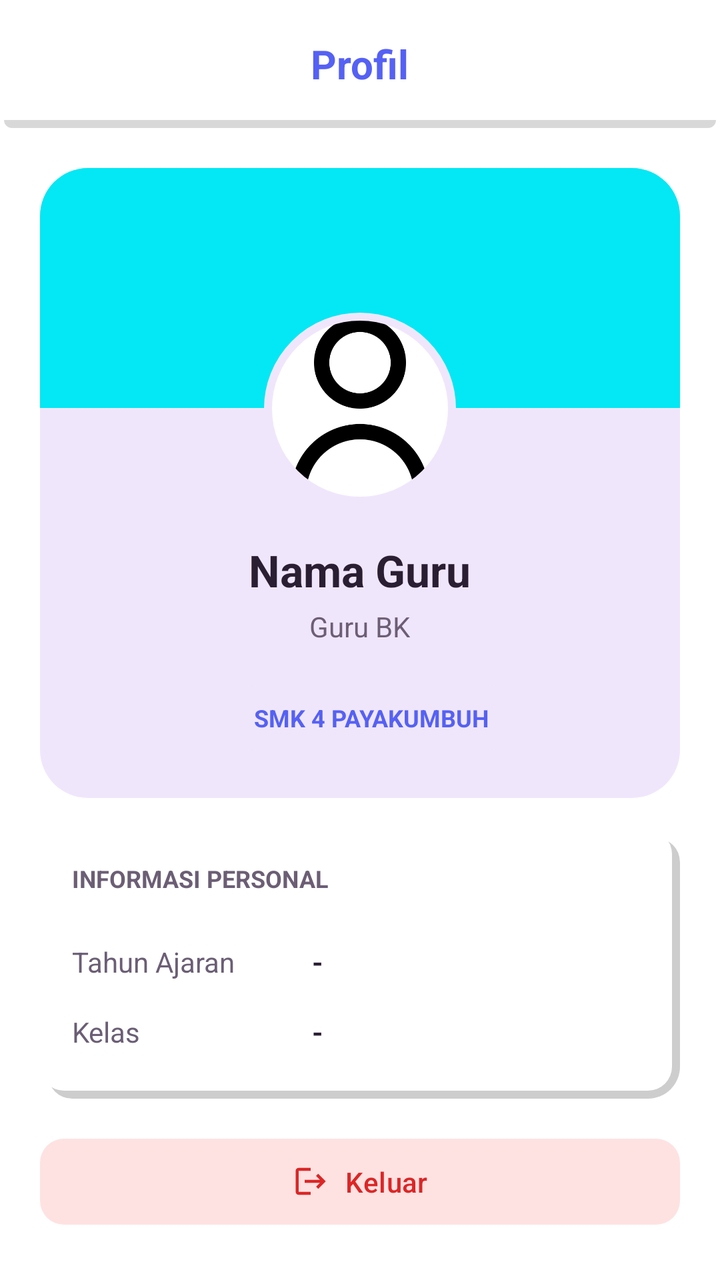
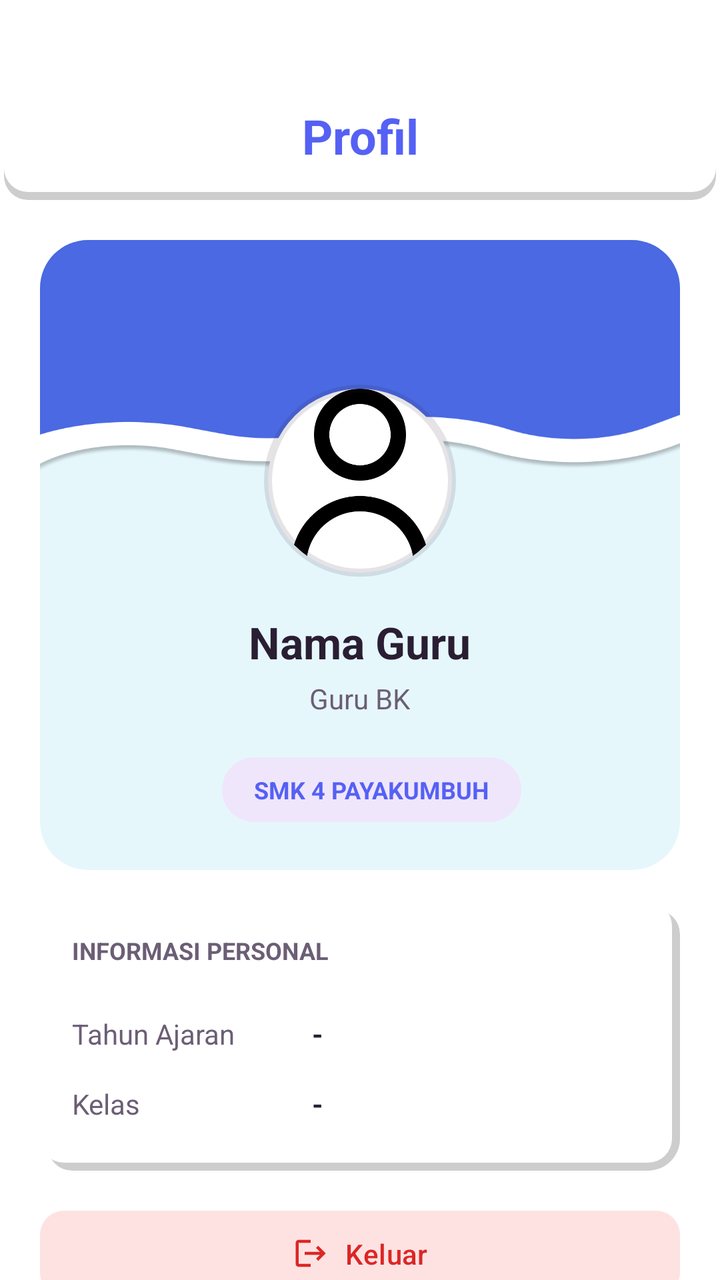

Before-and-after screenshots of an Android layout around one commit, followed by the original layout XML and the change that was made.
<!-- AndroidManifest.xml: application theme Theme.BkNova -->
<!-- res/layout/fragment_profil_bk.xml -->
<?xml version="1.0" encoding="utf-8"?>
<androidx.coordinatorlayout.widget.CoordinatorLayout xmlns:android="http://schemas.android.com/apk/res/android"
    xmlns:app="http://schemas.android.com/apk/res-auto"
    xmlns:tools="http://schemas.android.com/tools"
    android:layout_width="match_parent"
    android:layout_height="match_parent"
    android:background="@color/white"
    tools:context=".fragment.profilBkFragment"
    tools:ignore="Overdraw">

    <com.google.android.material.appbar.AppBarLayout
        android:layout_width="match_parent"
        android:layout_height="wrap_content"
        android:background="@drawable/bg_header"
        app:elevation="2dp">

        <com.google.android.material.appbar.MaterialToolbar
            android:id="@+id/toolbar"
            android:layout_width="match_parent"
            android:layout_height="?attr/actionBarSize"
            app:title="Profil"
            app:titleTextAppearance="@style/ToolbarTitleBold"
            app:titleTextColor="@color/brand_primary"
            app:titleCentered="true" />
    </com.google.android.material.appbar.AppBarLayout>

    <androidx.core.widget.NestedScrollView
        android:id="@+id/scroll_view_profil_bk"
        android:layout_width="match_parent"
        android:layout_height="match_parent"
        android:clipToPadding="false"
        android:paddingBottom="80dp"
        app:layout_behavior="@string/appbar_scrolling_view_behavior">

        <LinearLayout
            android:layout_width="match_parent"
            android:layout_height="wrap_content"
            android:orientation="vertical"
            android:padding="20dp">

            
            <com.google.android.material.card.MaterialCardView
                android:layout_width="match_parent"
                android:layout_height="wrap_content"
                android:layout_marginBottom="16dp"
                app:cardCornerRadius="24dp"
                app:strokeWidth="0dp">

                <LinearLayout
                    android:layout_width="match_parent"
                    android:layout_height="wrap_content"
                    android:orientation="vertical"
                    android:background="@color/brand_soft"
                    android:gravity="center_horizontal"
                    android:paddingBottom="24dp">

                    <View
                        android:layout_width="match_parent"
                        android:layout_height="120dp"
                        android:background="#03E8F4" />

                    <com.google.android.material.imageview.ShapeableImageView
                        android:layout_width="100dp"
                        android:layout_height="100dp"
                        android:layout_marginTop="-50dp"
                        android:padding="4dp"
                        android:background="@color/white"
                        app:shapeAppearanceOverlay="@style/ShapeAppearance.Circle"
                        android:src="@drawable/person_icon"
                        android:scaleType="centerCrop"
                        app:strokeColor="@color/brand_soft"
                        app:strokeWidth="4dp" />

                    <TextView
                        android:id="@+id/tv_name_profil"
                        android:layout_width="wrap_content"
                        android:layout_height="wrap_content"
                        android:layout_marginTop="16dp"
                        android:text="Nama Guru"
                        android:textColor="@color/text_color_primary"
                        android:textSize="22sp"
                        android:textStyle="bold" />

                    <TextView
                        android:id="@+id/tv_role_profil"
                        android:layout_width="wrap_content"
                        android:layout_height="wrap_content"
                        android:layout_marginTop="4dp"
                        android:text="Guru BK"
                        android:textColor="@color/text_color_secondary"
                        android:textSize="14sp" />

                    <LinearLayout
                        android:layout_width="wrap_content"
                        android:layout_height="wrap_content"
                        android:orientation="horizontal"
                        android:layout_marginTop="20dp">


                        <TextView
                            android:id="@+id/tv_badge_school"
                            android:layout_width="wrap_content"
                            android:layout_height="wrap_content"
                            android:layout_marginStart="12dp"
                            android:background="@drawable/bg_badge_brand"
                            android:paddingHorizontal="16dp"
                            android:paddingVertical="8dp"
                            android:text="@string/ex_school"
                            android:textColor="@color/brand_primary"
                            android:textSize="12sp"
                            android:textStyle="bold" />
                    </LinearLayout>
                </LinearLayout>
            </com.google.android.material.card.MaterialCardView>

            
            <com.google.android.material.card.MaterialCardView
                android:layout_width="match_parent"
                android:layout_height="wrap_content"
                android:layout_marginBottom="16dp"
                app:cardCornerRadius="16dp"

                app:strokeWidth="0dp">

                <LinearLayout
                    android:layout_width="match_parent"
                    android:layout_height="wrap_content"
                    android:orientation="vertical"
                    android:background="@drawable/bg_grid_shadow"
                    android:padding="16dp">

                    <TextView
                        android:layout_width="wrap_content"
                        android:layout_height="wrap_content"
                        android:layout_marginBottom="16dp"
                        android:text="INFORMASI PERSONAL"
                        android:textColor="@color/text_color_secondary"
                        android:textSize="12sp"
                        android:textStyle="bold" />

                    
                    <LinearLayout
                        android:layout_width="match_parent"
                        android:layout_height="wrap_content"
                        android:orientation="horizontal"
                        android:paddingVertical="8dp">

                        <TextView
                            android:layout_width="120dp"
                            android:layout_height="wrap_content"
                            android:text="Tahun Ajaran"
                            android:textColor="@color/text_color_secondary"
                            android:textSize="14sp" />

                        <TextView
                            android:id="@+id/tv_tahun_ajaran"
                            android:layout_width="match_parent"
                            android:layout_height="wrap_content"
                            android:text="-"
                            android:textColor="@color/text_color_primary"
                            android:textSize="14sp"
                            android:textStyle="bold" />
                    </LinearLayout>

                    
                    <LinearLayout
                        android:layout_width="match_parent"
                        android:layout_height="wrap_content"
                        android:orientation="horizontal"
                        android:paddingVertical="8dp">

                        <TextView
                            android:layout_width="120dp"
                            android:layout_height="wrap_content"
                            android:text="Kelas "
                            android:textColor="@color/text_color_secondary"
                            android:textSize="14sp" />

                        <TextView
                            android:id="@+id/tv_kelas_diampu"
                            android:layout_width="match_parent"
                            android:layout_height="wrap_content"
                            android:text="-"
                            android:textColor="@color/text_color_primary"
                            android:textSize="14sp"
                            android:textStyle="bold" />
                    </LinearLayout>

                </LinearLayout>
            </com.google.android.material.card.MaterialCardView>

            
            <com.google.android.material.button.MaterialButton
                android:id="@+id/btn_logout"
                android:layout_width="match_parent"
                android:layout_height="wrap_content"
                android:text="@string/logout"
                android:textAllCaps="false"
                android:textColor="@color/red_text"
                app:backgroundTint="@color/red_light"
                app:cornerRadius="12dp"
                app:icon="@drawable/ic_logout"
                app:iconGravity="textStart"
                app:iconTint="@color/red_text"
                android:paddingVertical="12dp" />

        </LinearLayout>
    </androidx.core.widget.NestedScrollView>

</androidx.coordinatorlayout.widget.CoordinatorLayout>
<!-- resources referenced by this layout -->
<resources>
  <color name="brand_primary">#5561F4</color>
  <color name="brand_soft">#F0E6FC</color>
  <color name="red_light">#FEE2E2</color>
  <color name="red_text">#DC2626</color>
  <color name="text_color_primary">#2A1E33</color>
  <color name="text_color_secondary">#6B5E75</color>
  <color name="white">#FFFFFFFF</color>
  <!-- drawable bg_header (drawable) -->
  <?xml version="1.0" encoding="utf-8"?>
  <layer-list xmlns:android="http://schemas.android.com/apk/res/android">
  
      
      <item
          android:left="2dp"
          android:right="2dp"
          android:top="4dp">
  
          <shape android:shape="rectangle">
  
              <solid android:color="#27000000"/>
              <corners android:radius="4dp" />
            />
          </shape>
  
      </item>
  
      
      <item
          android:right="0dp"
          android:bottom="4dp">
  
          <shape android:shape="rectangle">
              <solid android:color="#FFFFFF" />
               />
          </shape>
  
      </item>
  
  </layer-list>
  <string name="ex_school">SMK 4 PAYAKUMBUH</string>
  <string name="logout">Keluar</string>
  <style name="ToolbarTitleBold" parent="TextAppearance.Material3.TitleLarge">
          <item name="android:textStyle">bold</item>
          <item name="android:textSize">20sp</item> 
      </style>
  <style name="Theme.BkNova" parent="Base.Theme.BkNova" />
  <style name="Base.Theme.BkNova" parent="Theme.Material3.Light.NoActionBar">
  
          
          <item name="colorPrimary">@color/brand_primary</item>
          <item name="colorOnPrimary">@color/white</item>
          <item name="colorPrimaryContainer">@color/brand_soft</item>
          <item name="colorOnPrimaryContainer">@color/text_color_primary</item>
  
          <item name="colorSecondary">@color/accent_pink</item>
          
          <item name="colorOnSecondary">@color/text_color_primary</item>
          <item name="colorSecondaryContainer">@color/accent_pink_soft</item>
          <item name="colorOnSecondaryContainer">@color/text_color_primary</item>
  
          <item name="colorTertiary">@color/accent_peach</item>
          <item name="colorOnTertiary">@color/text_color_primary</item>
          <item name="colorTertiaryContainer">@color/accent_peach_soft</item>
          <item name="colorOnTertiaryContainer">@color/text_color_primary</item>
  
          <item name="colorSurface">@color/white</item>
          <item name="colorOnSurface">@color/text_color_primary</item>
          <item name="colorSurfaceVariant">@color/background_cream</item>
          <item name="colorOnSurfaceVariant">@color/text_color_secondary</item>
          <item name="android:colorBackground">@color/background_cream</item>
          <item name="colorOnBackground">@color/text_color_primary</item>
  
          <item name="colorOutline">@color/divider_color</item>
          <item name="colorOutlineVariant">@color/divider_color</item>
  
          <item name="colorError">@color/red_text</item>
          <item name="colorOnError">@color/white</item>
          <item name="colorErrorContainer">@color/red_light</item>
          <item name="colorOnErrorContainer">@color/red_text</item>
  
          <item name="android:windowBackground">@color/background_cream</item>
  
          
          <item name="android:statusBarColor">@color/white</item>
          <item name="android:windowLightStatusBar">true</item>
          <item name="android:navigationBarColor">@android:color/transparent</item>
          <item name="android:windowLightNavigationBar" tools:targetApi="o_mr1">false</item>
      </style>
  <color name="accent_pink">#FF7FAF</color>
  <color name="accent_pink_soft">#FFECF3</color>
  <color name="accent_peach">#FFC6BF</color>
  <color name="accent_peach_soft">#FFE8E5</color>
  <color name="background_cream">#F8F7F2</color>
  <color name="divider_color">#E8E3DC</color>
  <!-- unchanged entries left out for length: 5 -->
</resources>

<!-- the commit's change to res/layout/fragment_profil_bk.xml (unified diff, before → after) -->
@@ -11,7 +11,8 @@
     <com.google.android.material.appbar.AppBarLayout
         android:layout_width="match_parent"
         android:layout_height="wrap_content"
-        android:background="@drawable/bg_header"
+        android:background="@drawable/head"
+        android:paddingTop="36dp"
         app:elevation="2dp">
 
         <com.google.android.material.appbar.MaterialToolbar
@@ -19,6 +20,7 @@
             android:layout_width="match_parent"
             android:layout_height="?attr/actionBarSize"
             app:title="Profil"
+
             app:titleTextAppearance="@style/ToolbarTitleBold"
             app:titleTextColor="@color/brand_primary"
             app:titleCentered="true" />
@@ -29,7 +31,7 @@
         android:layout_width="match_parent"
         android:layout_height="match_parent"
         android:clipToPadding="false"
-        android:paddingBottom="80dp"
+        android:paddingBottom="85dp"
         app:layout_behavior="@string/appbar_scrolling_view_behavior">
 
         <LinearLayout
@@ -50,14 +52,14 @@
                     android:layout_width="match_parent"
                     android:layout_height="wrap_content"
                     android:orientation="vertical"
-                    android:background="@color/brand_soft"
+                    android:background="#E6F7FC"
                     android:gravity="center_horizontal"
                     android:paddingBottom="24dp">
 
                     <View
                         android:layout_width="match_parent"
                         android:layout_height="120dp"
-                        android:background="#03E8F4" />
+                        android:background="@drawable/img_1" />
 
                     <com.google.android.material.imageview.ShapeableImageView
                         android:layout_width="100dp"
@@ -68,7 +70,7 @@
                         app:shapeAppearanceOverlay="@style/ShapeAppearance.Circle"
                         android:src="@drawable/person_icon"
                         android:scaleType="centerCrop"
-                        app:strokeColor="@color/brand_soft"
+
                         app:strokeWidth="4dp" />
 
                     <TextView
<!-- resource entries referenced after the edit -->
@@ -7,7 +7,7 @@
   <color name="text_color_primary">#2A1E33</color>
   <color name="text_color_secondary">#6B5E75</color>
   <color name="white">#FFFFFFFF</color>
-  <!-- drawable bg_header (drawable) -->
+  <!-- drawable head (drawable) -->
   <?xml version="1.0" encoding="utf-8"?>
   <layer-list xmlns:android="http://schemas.android.com/apk/res/android">
   
@@ -18,32 +18,32 @@
           android:top="4dp">
   
           <shape android:shape="rectangle">
-  
-              <solid android:color="#27000000"/>
-              <corners android:radius="4dp" />
-            />
+              <solid android:color="#32000000" />
+              <corners android:radius="12dp" />
           </shape>
   
       </item>
   
       
       <item
-          android:right="0dp"
+          android:right="2dp"
+          android:left="2dp"
           android:bottom="4dp">
   
           <shape android:shape="rectangle">
               <solid android:color="#FFFFFF" />
-               />
+              <corners android:radius="12dp" />
           </shape>
   
       </item>
   
   </layer-list>
+  <!-- drawable img_1: png bitmap (drawable, 20213 bytes) -->
   <string name="ex_school">SMK 4 PAYAKUMBUH</string>
   <string name="logout">Keluar</string>
   <style name="ToolbarTitleBold" parent="TextAppearance.Material3.TitleLarge">
           <item name="android:textStyle">bold</item>
-          <item name="android:textSize">20sp</item> 
+          <item name="android:textSize">24sp</item>
       </style>
   <style name="Theme.BkNova" parent="Base.Theme.BkNova" />
   <style name="Base.Theme.BkNova" parent="Theme.Material3.Light.NoActionBar">
@@ -83,10 +83,12 @@
           <item name="android:windowBackground">@color/background_cream</item>
   
           
-          <item name="android:statusBarColor">@color/white</item>
+          <item name="android:statusBarColor">@android:color/transparent</item>
+          <item name="android:navigationBarColor">@android:color/transparent</item>
           <item name="android:windowLightStatusBar">true</item>
-          <item name="android:navigationBarColor">@android:color/transparent</item>
-          <item name="android:windowLightNavigationBar" tools:targetApi="o_mr1">false</item>
+          
+          <item name="android:enforceNavigationBarContrast" tools:targetApi="q">false</item>
+          <item name="android:enforceStatusBarContrast" tools:targetApi="q">false</item>
       </style>
   <color name="accent_pink">#FF7FAF</color>
   <color name="accent_pink_soft">#FFECF3</color>
